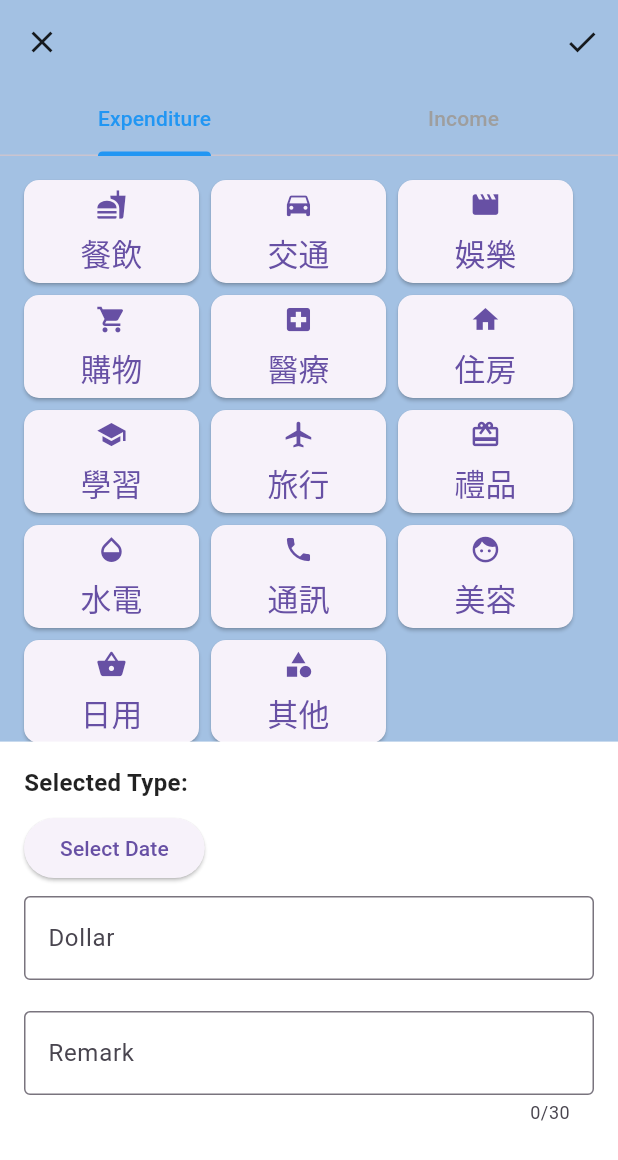
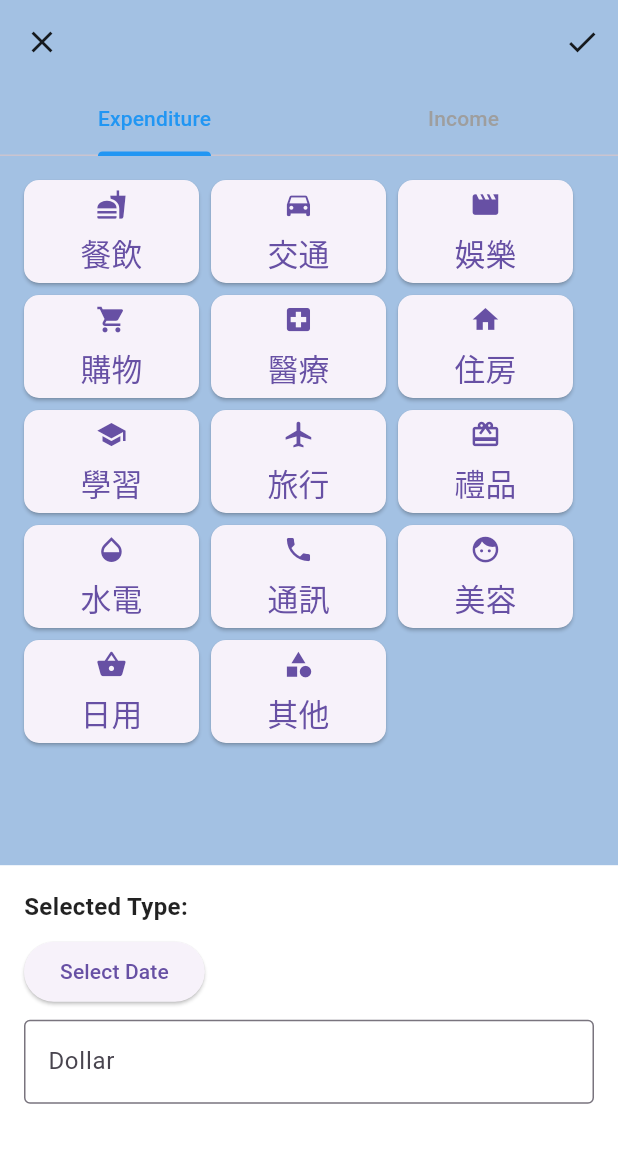
Before and after one commit to Lana0211/FMS, a Flutter app: the TransactionScreen screen opened directly, on a phone screen of 412 x 824 dp. Shown: the top 1160 px of the screen. Run offline on Flutter 3.47's test engine with Material 3 defaults, Android fonts, the phone set to English and light mode, and no system bars; our stand-ins replace fl_chart, month_picker_dialog, shared_preferences; accounts and stored records are empty; Roboto replaces fonts that are missing (Montserrat).

Commit message:
transaction finish

```diff
--- a/lib/transaction.dart
+++ b/lib/transaction.dart
@@ -72,7 +72,6 @@ class _TransactionScreenState extends State<TransactionScreen>
     Icons.category,
   ];
 
-  TextEditingController remarkController = TextEditingController();
   TextEditingController dollarController = TextEditingController();
   TextEditingController typeController = TextEditingController();
   TextEditingController dateController = TextEditingController();
@@ -197,7 +196,7 @@ class _TransactionScreenState extends State<TransactionScreen>
 
   Widget _buildBottomNavigationBar() {
     return Container(
-      height: MediaQuery.of(context).size.height * 0.4,
+      height: MediaQuery.of(context).size.height * 0.3,
       width: MediaQuery.of(context).size.width,
       color: Colors.white,
       child: SingleChildScrollView(
@@ -243,21 +242,6 @@ class _TransactionScreenState extends State<TransactionScreen>
                   ),
                 ),
               ),
-
-              const SizedBox(height: 8),
-              // Remark
-              Container(
-                height: MediaQuery.of(context).size.height / 9,
-                child: TextField(
-                  controller: remarkController,
-                  maxLength: 30, //字數限制
-                  decoration: const InputDecoration(
-                    labelText: 'Remark',
-                    border: OutlineInputBorder(),
-                  ),
-                ),
-              ),
-
               const SizedBox(height: 8),
             ],
           ),
@@ -354,7 +338,6 @@ class _TransactionScreenState extends State<TransactionScreen>
   @override
   void dispose() {
     _tabController?.dispose();
-    remarkController.dispose();
     dollarController.dispose();
     typeController.dispose();
     dateController.dispose();
```
